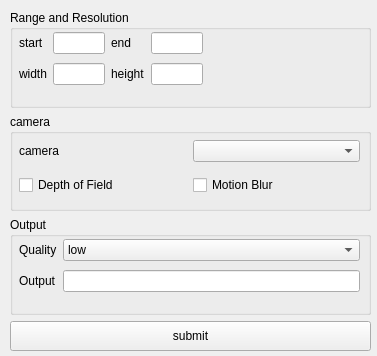
First picture: the form in redshift_playblast/view/view_maya.ui, repository Latios96/redshift_playblast, before the edit.
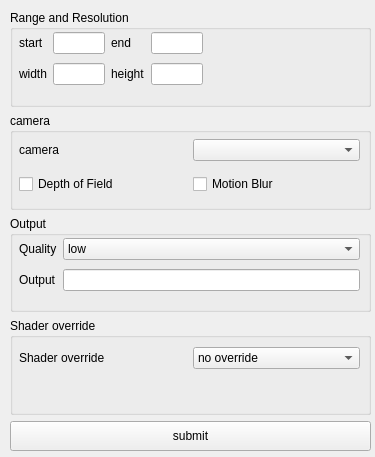
Second picture: the form after the edit.

Commit message: added support for shader overrides

Patch:
```diff
--- a/redshift_playblast/view/view_maya.ui
+++ b/redshift_playblast/view/view_maya.ui
@@ -6,8 +6,8 @@
    <rect>
     <x>0</x>
     <y>0</y>
-    <width>377</width>
-    <height>356</height>
+    <width>375</width>
+    <height>457</height>
    </rect>
   </property>
   <property name="windowTitle">
@@ -19,7 +19,7 @@
      <x>10</x>
      <y>10</y>
      <width>361</width>
-     <height>341</height>
+     <height>441</height>
     </rect>
    </property>
    <layout class="QVBoxLayout" name="verticalLayout">
@@ -197,6 +197,56 @@
       </widget>
      </widget>
     </item>
+    <item>
+     <widget class="QGroupBox" name="groupBox_4">
+      <property name="title">
+       <string>Shader override</string>
+      </property>
+      <widget class="QWidget" name="gridLayoutWidget_4">
+       <property name="geometry">
+        <rect>
+         <x>9</x>
+         <y>20</y>
+         <width>341</width>
+         <height>41</height>
+        </rect>
+       </property>
+       <layout class="QGridLayout" name="gridLayout_4">
+        <item row="0" column="0">
+         <widget class="QLabel" name="lblShaderOverride">
+          <property name="text">
+           <string>Shader override</string>
+          </property>
+         </widget>
+        </item>
+        <item row="0" column="1">
+         <widget class="QComboBox" name="cmbxShaderOverride">
+          <item>
+           <property name="text">
+            <string>no override</string>
+           </property>
+          </item>
+          <item>
+           <property name="text">
+            <string>Ambient Occlusion</string>
+           </property>
+          </item>
+          <item>
+           <property name="text">
+            <string>greyscale</string>
+           </property>
+          </item>
+          <item>
+           <property name="text">
+            <string>Production Shader</string>
+           </property>
+          </item>
+         </widget>
+        </item>
+       </layout>
+      </widget>
+     </widget>
+    </item>
     <item>
      <widget class="QPushButton" name="btnSubmit">
       <property name="minimumSize">
```
The commit also changes 9 other files.
